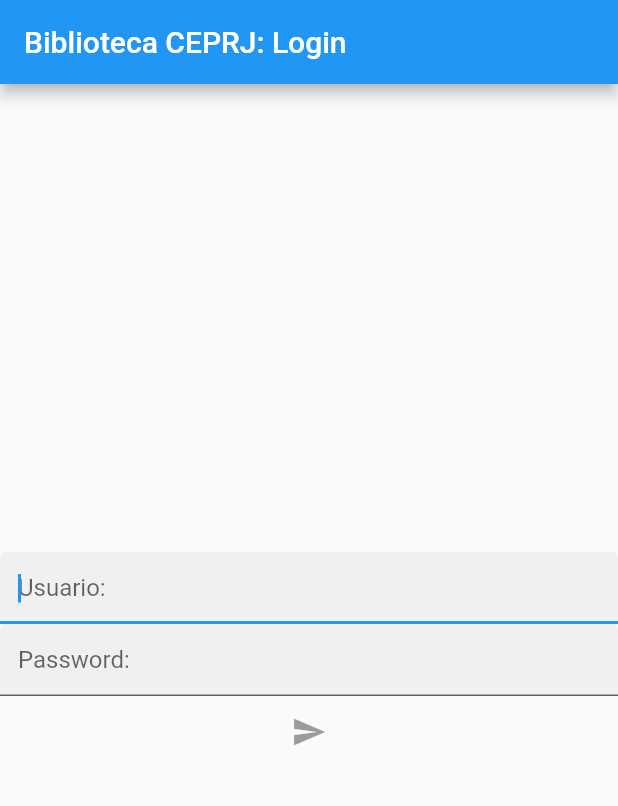
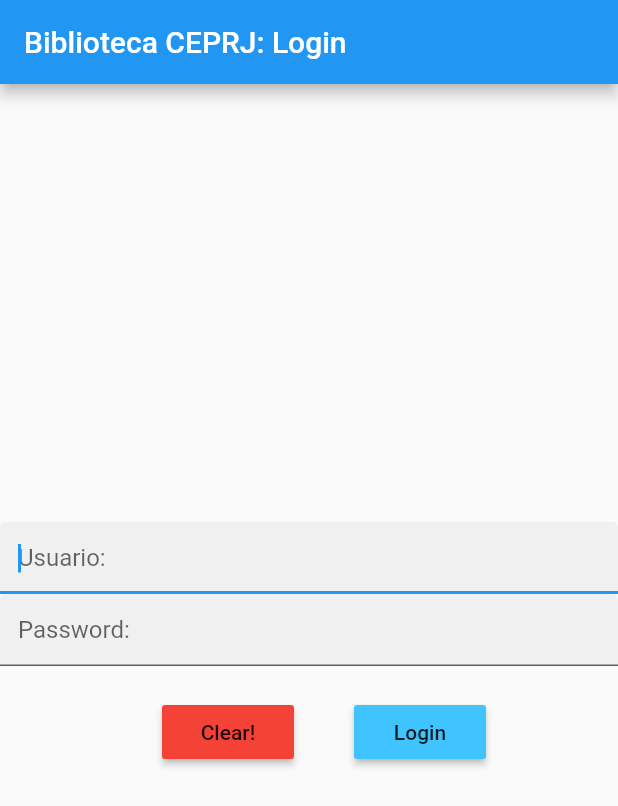
Before and after one commit to levimoura92/Biblioteca, a Flutter app: the screen it shows after launch, on a phone screen of 412 x 824 dp. Shown: the top 806 px of the screen. Run offline on Flutter 3.47's test engine with Material 2 defaults, Android fonts, the phone set to English and light mode, and no system bars.

Commit message:
Criação do esqueleto logico do login

```diff
--- a/lib/main.dart
+++ b/lib/main.dart
@@ -1,5 +1,6 @@
 import 'package:flutter/material.dart';
 import 'Utils/SQLUtils.dart';
+import 'ui/Library.dart';
 
 void main() => runApp(MyApp());
 
@@ -37,6 +38,30 @@ class MyHomePage extends StatefulWidget {
 
 class _MyHomePageState extends State<MyHomePage> {
   int _counter = 0;
+  String _senhaInvalida = "";
+  final TextEditingController _tuc = new TextEditingController();
+  final TextEditingController _tpc = new TextEditingController();
+
+  void _clear(){
+    setState(() {
+      _tuc.clear();
+      _tpc.clear() ;
+      _senhaInvalida="";
+    });
+  }
+
+  void _login(){
+    setState(() {
+      String usuario = "levi";
+      String senha = "123";
+      if(_tpc.text == senha && _tuc.text == usuario) {
+        Navigator.push(
+            context, MaterialPageRoute(builder: (context) => Library()));
+      }else{
+        _senhaInvalida = "Usuario ou Sennha invalidos";
+      }
+    });
+  }
 
   void _incrementCounter() {
     setState(() {
@@ -63,14 +88,24 @@ class _MyHomePageState extends State<MyHomePage> {
         // the App.build method, and use it to set our appbar title.
         title: Text(widget.title),
       ),
-      body: Center(
+      body:
+        Center(
         // Center is a layout widget. It takes a single child and positions it
         // in the middle of the parent.
         child: Column(
           mainAxisAlignment: MainAxisAlignment.center,
           children: <Widget>[
+            new Container(
+              height: 0.0,
+              color: Colors.red,
+
+              child:
+                new Text(_senhaInvalida),
+
+            ),
             new TextField(
               autofocus: true,
+              controller: _tuc,
               decoration: new InputDecoration(
                 hintText: "Usuario: ",
                 filled: true,
@@ -80,13 +115,33 @@ class _MyHomePageState extends State<MyHomePage> {
             new TextField(
               autofocus: true,
               obscureText: true,
+              controller: _tpc,
               decoration: new InputDecoration(
                 hintText: "Password: ",
                 filled: true,
                 //fillColor: Colors.indigoAccent,
               ),
             ),
-            new IconButton(icon: new Icon(Icons.send), onPressed: null)
+            new Row(
+              mainAxisAlignment: MainAxisAlignment.center,
+              children: <Widget>[
+                new Padding(padding: EdgeInsets.fromLTRB(10.0, 10.0, 10.0, 50.0)),
+                new Container(
+                  margin: EdgeInsets.all(20.0),
+                  child: new RaisedButton(onPressed: _clear,
+                    color: Colors.red,
+                    child: new Text("Clear!"),),
+                ),
+                new Container(
+                    margin: EdgeInsets.all(20.0),
+
+                    child: new RaisedButton(onPressed: _login,
+                    color: Colors.lightBlueAccent,
+                    child: new Text("Login"))
+                )
+              ],
+            )
+
           ],
         ),
       ),
```
Also changed, not shown: lib/ui/Library.dart (added, +14 -0 lines), lib/generated/i18n.dart (added), lib/ui/Home.dart (line endings or trailing spaces), 3 other files.
